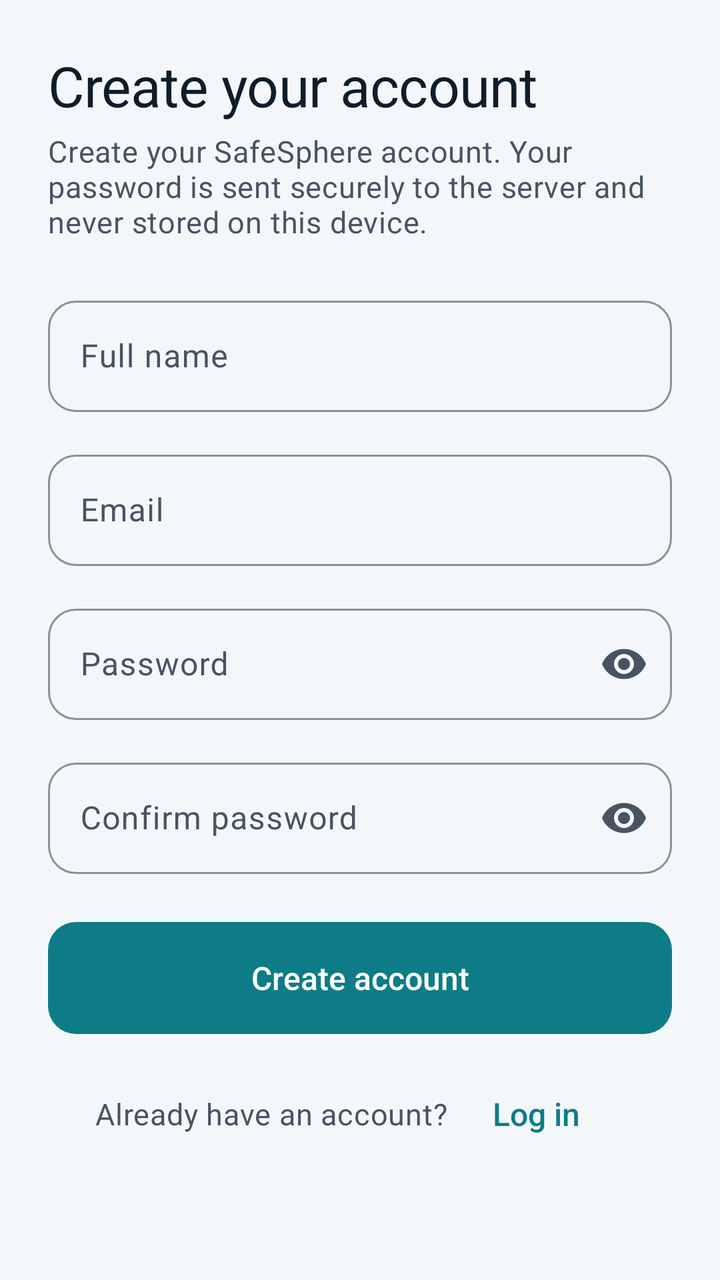
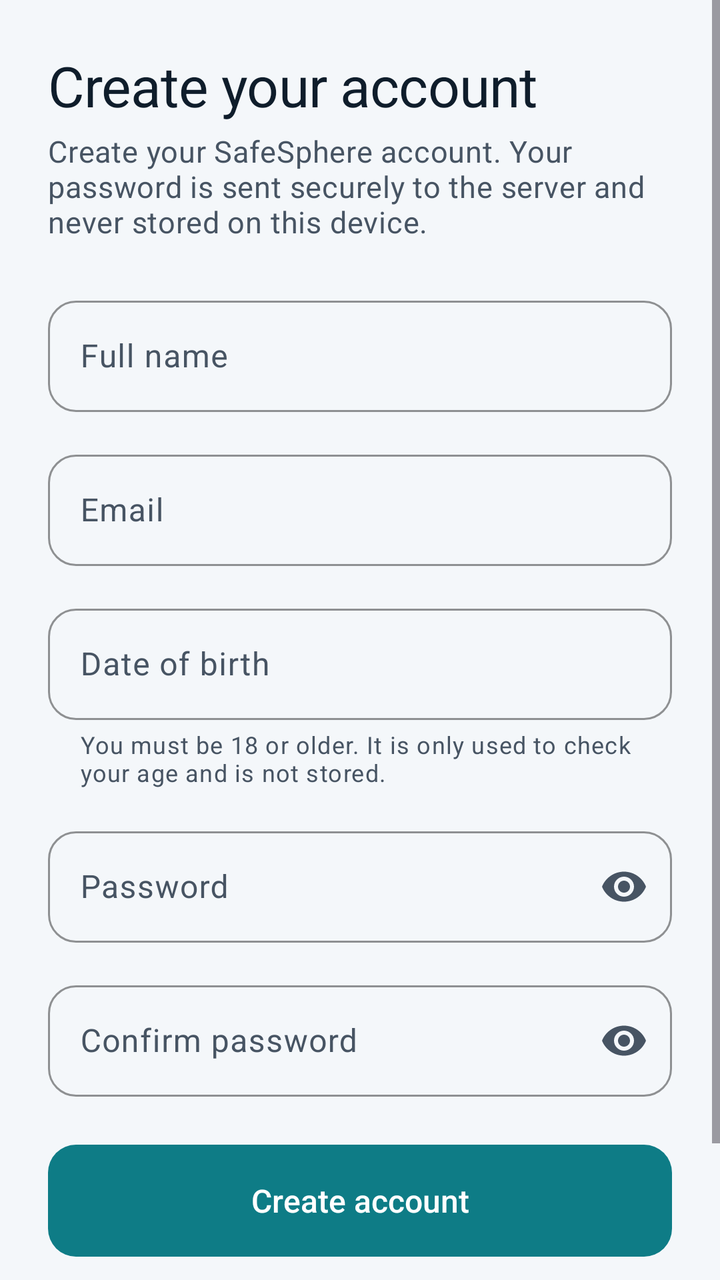

Compare the two renders of this Android layout. The source of the first and the diff that turns it into the second are given below.
<!-- AndroidManifest.xml: application theme Theme.SafeSphere -->
<!-- res/layout/fragment_register.xml -->
<?xml version="1.0" encoding="utf-8"?>
<ScrollView xmlns:android="http://schemas.android.com/apk/res/android"
    xmlns:app="http://schemas.android.com/apk/res-auto"
    android:layout_width="match_parent"
    android:layout_height="match_parent"
    android:fillViewport="true">

    <LinearLayout
        android:layout_width="match_parent"
        android:layout_height="wrap_content"
        android:orientation="vertical"
        android:padding="@dimen/space_lg">

        <TextView
            android:layout_width="match_parent"
            android:layout_height="wrap_content"
            android:accessibilityHeading="true"
            android:text="@string/register_title"
            android:textAppearance="@style/TextAppearance.SafeSphere.ScreenTitle" />

        <TextView
            android:layout_width="match_parent"
            android:layout_height="wrap_content"
            android:layout_marginTop="@dimen/space_xs"
            android:text="@string/register_subtitle"
            android:textAppearance="@style/TextAppearance.SafeSphere.Body" />

        <com.google.android.material.textfield.TextInputLayout
            android:id="@+id/fullNameLayout"
            style="@style/Widget.SafeSphere.TextInputLayout"
            android:layout_width="match_parent"
            android:layout_height="wrap_content"
            android:layout_marginTop="@dimen/space_lg"
            android:hint="@string/label_full_name">

            <com.google.android.material.textfield.TextInputEditText
                android:id="@+id/fullNameInput"
                android:layout_width="match_parent"
                android:layout_height="wrap_content"
                android:autofillHints="name"
                android:imeOptions="actionNext"
                android:inputType="textPersonName|textCapWords"
                android:maxLines="1" />
        </com.google.android.material.textfield.TextInputLayout>

        <com.google.android.material.textfield.TextInputLayout
            android:id="@+id/emailLayout"
            style="@style/Widget.SafeSphere.TextInputLayout"
            android:layout_width="match_parent"
            android:layout_height="wrap_content"
            android:layout_marginTop="@dimen/space_md"
            android:hint="@string/label_email">

            <com.google.android.material.textfield.TextInputEditText
                android:id="@+id/emailInput"
                android:layout_width="match_parent"
                android:layout_height="wrap_content"
                android:autofillHints="emailAddress"
                android:imeOptions="actionNext"
                android:inputType="textEmailAddress"
                android:maxLines="1" />
        </com.google.android.material.textfield.TextInputLayout>

        <com.google.android.material.textfield.TextInputLayout
            android:id="@+id/passwordLayout"
            style="@style/Widget.SafeSphere.TextInputLayout"
            android:layout_width="match_parent"
            android:layout_height="wrap_content"
            android:layout_marginTop="@dimen/space_md"
            android:hint="@string/label_password"
            app:endIconMode="password_toggle">

            <com.google.android.material.textfield.TextInputEditText
                android:id="@+id/passwordInput"
                android:layout_width="match_parent"
                android:layout_height="wrap_content"
                android:autofillHints="newPassword"
                android:imeOptions="actionNext"
                android:inputType="textPassword"
                android:maxLength="72"
                android:maxLines="1" />
        </com.google.android.material.textfield.TextInputLayout>

        <com.google.android.material.textfield.TextInputLayout
            android:id="@+id/confirmPasswordLayout"
            style="@style/Widget.SafeSphere.TextInputLayout"
            android:layout_width="match_parent"
            android:layout_height="wrap_content"
            android:layout_marginTop="@dimen/space_md"
            android:hint="@string/label_confirm_password"
            app:endIconMode="password_toggle">

            <com.google.android.material.textfield.TextInputEditText
                android:id="@+id/confirmPasswordInput"
                android:layout_width="match_parent"
                android:layout_height="wrap_content"
                android:autofillHints="newPassword"
                android:imeOptions="actionDone"
                android:inputType="textPassword"
                android:maxLength="72"
                android:maxLines="1" />
        </com.google.android.material.textfield.TextInputLayout>

        <com.safesphere.app.core.ui.components.NoticeView
            android:id="@+id/errorNotice"
            android:layout_width="match_parent"
            android:layout_height="wrap_content"
            android:layout_marginTop="@dimen/space_sm"
            android:accessibilityLiveRegion="polite"
            android:visibility="gone"
            app:noticeText="@string/error_unknown"
            app:noticeType="warning" />

        <com.google.android.material.progressindicator.LinearProgressIndicator
            android:id="@+id/progress"
            android:layout_width="match_parent"
            android:layout_height="wrap_content"
            android:layout_marginTop="@dimen/space_md"
            android:indeterminate="true"
            android:visibility="gone" />

        <com.google.android.material.button.MaterialButton
            android:id="@+id/registerButton"
            android:layout_width="match_parent"
            android:layout_height="wrap_content"
            android:layout_marginTop="@dimen/space_lg"
            android:minHeight="@dimen/menu_row_min_height"
            android:text="@string/action_create_account" />

        <LinearLayout
            android:layout_width="match_parent"
            android:layout_height="wrap_content"
            android:layout_marginTop="@dimen/space_md"
            android:gravity="center"
            android:orientation="horizontal">

            <TextView
                android:layout_width="wrap_content"
                android:layout_height="wrap_content"
                android:text="@string/register_have_account"
                android:textAppearance="@style/TextAppearance.SafeSphere.Body" />

            <com.google.android.material.button.MaterialButton
                android:id="@+id/loginButton"
                style="@style/Widget.SafeSphere.Button.Text"
                android:layout_width="wrap_content"
                android:layout_height="wrap_content"
                android:minHeight="@dimen/min_touch_target"
                android:text="@string/action_log_in" />
        </LinearLayout>
    </LinearLayout>
</ScrollView>
<!-- resources referenced by this layout -->
<resources>
  <dimen name="menu_row_min_height">56dp</dimen>
  <dimen name="min_touch_target">48dp</dimen>
  <dimen name="space_lg">24dp</dimen>
  <dimen name="space_md">16dp</dimen>
  <dimen name="space_sm">8dp</dimen>
  <dimen name="space_xs">4dp</dimen>
  <string name="action_create_account">Create account</string>
  <string name="action_log_in">Log in</string>
  <string name="error_unknown">Something went wrong. Please try again.</string>
  <string name="label_confirm_password">Confirm password</string>
  <string name="label_email">Email</string>
  <string name="label_full_name">Full name</string>
  <string name="label_password">Password</string>
  <string name="register_have_account">Already have an account?</string>
  <string name="register_subtitle">Create your SafeSphere account. Your password is sent securely to the server and never stored on this device.</string>
  <string name="register_title">Create your account</string>
  <style name="TextAppearance.SafeSphere.Body" parent="TextAppearance.Material3.BodyMedium">
          <item name="android:textSize">15sp</item>
          <item name="android:textColor">?attr/colorOnSurfaceVariant</item>
      </style>
  <style name="Widget.SafeSphere.Button.Text" parent="Widget.Material3.Button.TextButton">
          <item name="android:minHeight">@dimen/min_touch_target</item>
          <item name="android:textAppearance">@style/TextAppearance.SafeSphere.Button</item>
      </style>
  <style name="Theme.SafeSphere" parent="Base.Theme.SafeSphere" />
  <dimen name="radius_button">14dp</dimen>
  <color name="ss_primary">#0E7C86</color>
  <color name="ss_on_primary">#FFFFFF</color>
  <color name="ss_primary_container">#CDEEEC</color>
  <color name="ss_on_primary_container">#00363B</color>
  <color name="ss_secondary">#3A5573</color>
  <color name="ss_on_secondary">#FFFFFF</color>
  <color name="ss_secondary_container">#E3E9F0</color>
  <color name="ss_on_secondary_container">#1B2B3D</color>
  <color name="ss_surface">#F4F7FA</color>
  <color name="ss_on_surface">#0F1D2B</color>
  <color name="ss_surface_variant">#E2E8EE</color>
  <color name="ss_on_surface_variant">#475463</color>
  <color name="ss_outline">#7A8794</color>
  <color name="ss_outline_variant">#D3DBE3</color>
  <color name="ss_surface_container_lowest">#FFFFFF</color>
  <color name="ss_surface_container_low">#FAFBFD</color>
  <color name="ss_surface_container">#EEF2F6</color>
  <color name="ss_surface_container_high">#E8EDF2</color>
  <color name="ss_surface_container_highest">#E1E7ED</color>
  <color name="ss_emergency">#C62828</color>
  <color name="ss_on_emergency">#FFFFFF</color>
  <color name="ss_emergency_container">#FBE3E3</color>
  <color name="ss_on_emergency_container">#5C0F0F</color>
  <color name="ss_safe">#187A4B</color>
  <color name="ss_safe_container">#D9F2E3</color>
  <color name="ss_on_safe_container">#0B3D24</color>
  <color name="ss_caution">#A35F00</color>
  <color name="ss_caution_container">#FFF0D1</color>
  <color name="ss_on_caution_container">#4A2C00</color>
  <color name="hero_background">#0B1B2E</color>
  <color name="hero_on">#F5F9FC</color>
  <color name="hero_on_variant">#B7C6D6</color>
  <color name="hero_accent">#3DD6C6</color>
  <dimen name="button_height">56dp</dimen>
  <dimen name="stroke_hairline">1dp</dimen>
  <dimen name="radius_card">20dp</dimen>
  <style name="TextAppearance.SafeSphere.Nav.Active" parent="TextAppearance.Material3.LabelMedium">
          <item name="android:textSize">12sp</item>
          <item name="android:fontFamily">sans-serif-medium</item>
      </style>
  <style name="TextAppearance.SafeSphere.Nav.Inactive" parent="TextAppearance.Material3.LabelMedium">
          <item name="android:textSize">12sp</item>
      </style>
  <!-- unchanged entries left out for length: 9 -->
</resources>

<!-- the commit's change to res/layout/fragment_register.xml (unified diff, before → after) -->
@@ -58,6 +58,29 @@
                 android:autofillHints="emailAddress"
                 android:imeOptions="actionNext"
                 android:inputType="textEmailAddress"
+                android:maxLines="1" />
+        </com.google.android.material.textfield.TextInputLayout>
+
+        
+        <com.google.android.material.textfield.TextInputLayout
+            android:id="@+id/dateOfBirthLayout"
+            style="@style/Widget.SafeSphere.TextInputLayout"
+            android:layout_width="match_parent"
+            android:layout_height="wrap_content"
+            android:layout_marginTop="@dimen/space_md"
+            android:hint="@string/label_date_of_birth"
+            app:helperText="@string/register_date_of_birth_helper"
+            app:helperTextEnabled="true">
+
+            <com.google.android.material.textfield.TextInputEditText
+                android:id="@+id/dateOfBirthInput"
+                android:layout_width="match_parent"
+                android:layout_height="wrap_content"
+                android:clickable="true"
+                android:cursorVisible="false"
+                android:focusable="false"
+                android:importantForAutofill="no"
+                android:inputType="none"
                 android:maxLines="1" />
         </com.google.android.material.textfield.TextInputLayout>
 
<!-- resource entries referenced after the edit -->
@@ -10,9 +10,11 @@
   <string name="action_log_in">Log in</string>
   <string name="error_unknown">Something went wrong. Please try again.</string>
   <string name="label_confirm_password">Confirm password</string>
+  <string name="label_date_of_birth">Date of birth</string>
   <string name="label_email">Email</string>
   <string name="label_full_name">Full name</string>
   <string name="label_password">Password</string>
+  <string name="register_date_of_birth_helper">You must be 18 or older. It is only used to check your age and is not stored.</string>
   <string name="register_have_account">Already have an account?</string>
   <string name="register_subtitle">Create your SafeSphere account. Your password is sent securely to the server and never stored on this device.</string>
   <string name="register_title">Create your account</string>
